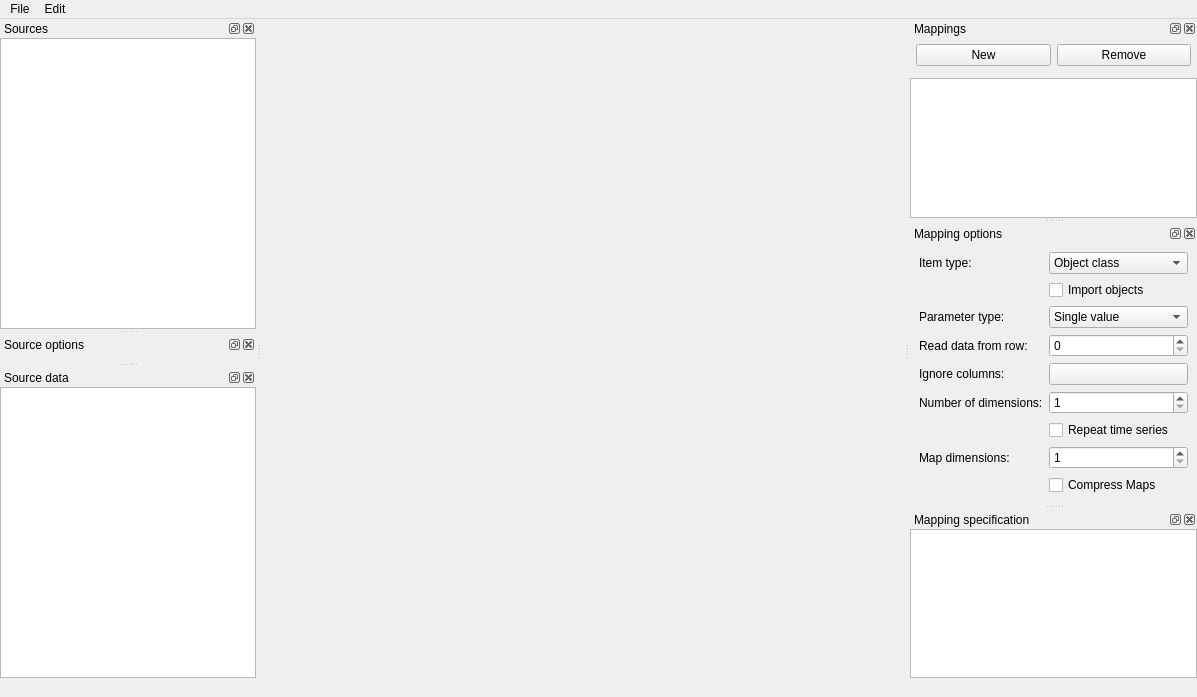
Above: spinetoolbox/import_editor/ui/import_editor_window.ui from spine-tools/Spine-Toolbox before the change. Below: the same form after it.
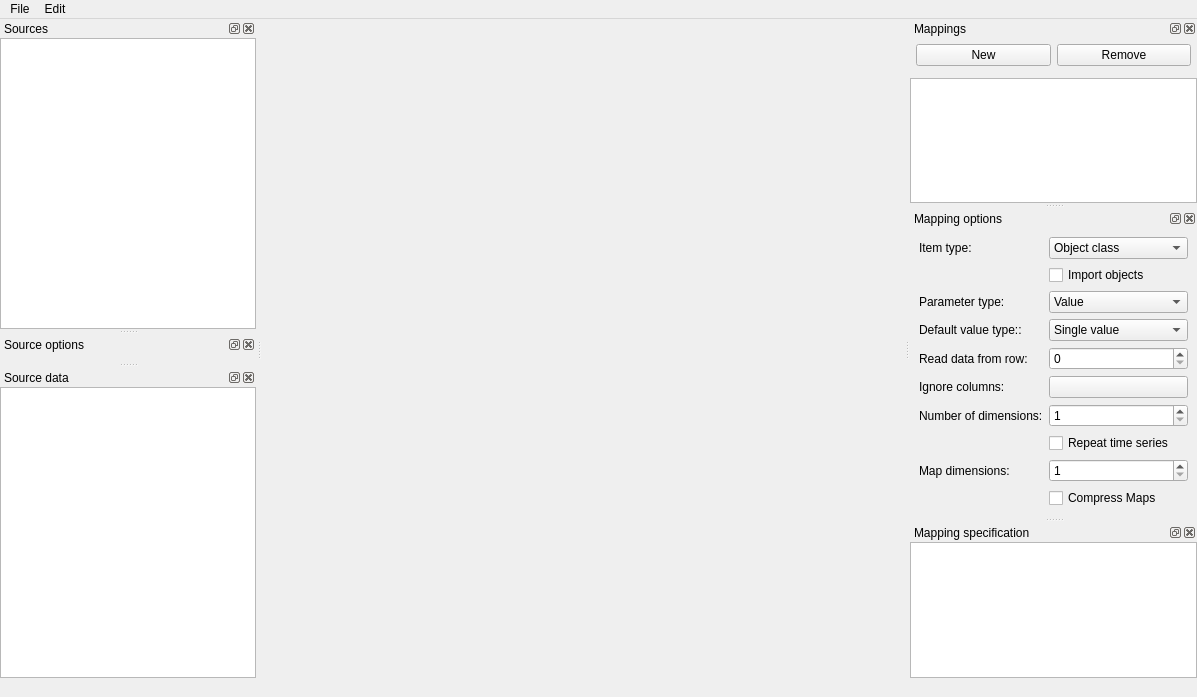
That is the form after the change. Custom widgets are drawn as their Qt base class.

Diff of the .ui file:
```diff
--- a/spinetoolbox/import_editor/ui/import_editor_window.ui
+++ b/spinetoolbox/import_editor/ui/import_editor_window.ui
@@ -387,15 +387,15 @@
        </item>
       </widget>
      </item>
-     <item row="2" column="0">
-      <widget class="QLabel" name="parameter_type_label">
+     <item row="3" column="0">
+      <widget class="QLabel" name="value_type_label">
        <property name="text">
-        <string>Parameter type:</string>
+        <string>Default value type::</string>
        </property>
       </widget>
      </item>
-     <item row="2" column="1">
-      <widget class="QComboBox" name="parameter_type_combo_box">
+     <item row="3" column="1">
+      <widget class="QComboBox" name="value_type_combo_box">
        <item>
         <property name="text">
          <string>Single value</string>
@@ -433,45 +433,45 @@
        </item>
       </widget>
      </item>
-     <item row="3" column="0">
+     <item row="4" column="0">
       <widget class="QLabel" name="read_start_row_label">
        <property name="text">
         <string>Read data from row:</string>
        </property>
       </widget>
      </item>
-     <item row="3" column="1">
+     <item row="4" column="1">
       <widget class="QSpinBox" name="start_read_row_spin_box"/>
      </item>
-     <item row="4" column="0">
+     <item row="5" column="0">
       <widget class="QLabel" name="ignore_columns_label">
        <property name="text">
         <string>Ignore columns:</string>
        </property>
       </widget>
      </item>
-     <item row="4" column="1">
+     <item row="5" column="1">
       <widget class="QPushButton" name="ignore_columns_button">
        <property name="text">
         <string/>
        </property>
       </widget>
      </item>
-     <item row="5" column="0">
+     <item row="6" column="0">
       <widget class="QLabel" name="dimension_label">
        <property name="text">
         <string>Number of dimensions:</string>
        </property>
       </widget>
      </item>
-     <item row="5" column="1">
-      <widget class="QSpinBox" name="dimension_spin_box">
-       <property name="minimum">
-        <number>1</number>
-       </property>
-      </widget>
-     </item>
      <item row="6" column="1">
+      <widget class="QSpinBox" name="dimension_spin_box">
+       <property name="minimum">
+        <number>1</number>
+       </property>
+      </widget>
+     </item>
+     <item row="7" column="1">
       <widget class="QCheckBox" name="time_series_repeat_check_box">
        <property name="toolTip">
         <string>Set the repeat flag for all imported time series</string>
@@ -481,14 +481,14 @@
        </property>
       </widget>
      </item>
-     <item row="7" column="0">
+     <item row="8" column="0">
       <widget class="QLabel" name="map_dimensions_label">
        <property name="text">
         <string>Map dimensions:</string>
        </property>
       </widget>
      </item>
-     <item row="7" column="1">
+     <item row="8" column="1">
       <widget class="QSpinBox" name="map_dimension_spin_box">
        <property name="minimum">
         <number>1</number>
@@ -502,13 +502,39 @@
        </property>
       </widget>
      </item>
-     <item row="8" column="1">
+     <item row="9" column="1">
       <widget class="QCheckBox" name="map_compression_check_box">
        <property name="text">
         <string>Compress Maps</string>
        </property>
       </widget>
      </item>
+     <item row="2" column="0">
+      <widget class="QLabel" name="parameter_type_label">
+       <property name="text">
+        <string>Parameter type:</string>
+       </property>
+      </widget>
+     </item>
+     <item row="2" column="1">
+      <widget class="QComboBox" name="parameter_type_combo_box">
+       <item>
+        <property name="text">
+         <string>Value</string>
+        </property>
+       </item>
+       <item>
+        <property name="text">
+         <string>Definition</string>
+        </property>
+       </item>
+       <item>
+        <property name="text">
+         <string>None</string>
+        </property>
+       </item>
+      </widget>
+     </item>
     </layout>
    </widget>
   </widget>
```
Left out of the diff: 12 changed lines with no effect on the pictures.
